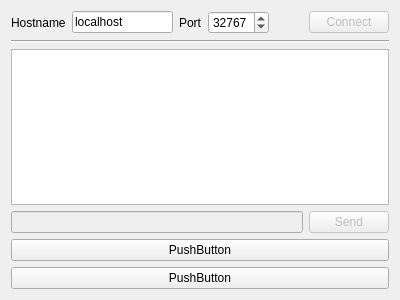
Old version of the form Client/client.ui in the repository Dobr1802/QSslChat.
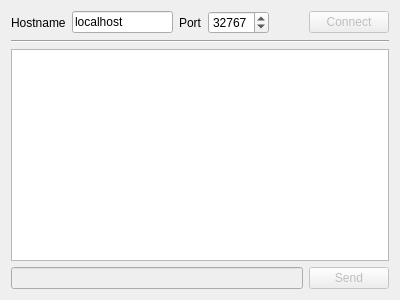
New version of the form.

What changed in the file:
```diff
--- a/Client/client.ui
+++ b/Client/client.ui
@@ -111,20 +111,6 @@
       </item>
      </layout>
     </item>
-    <item>
-     <widget class="QPushButton" name="pushButton">
-      <property name="text">
-       <string>PushButton</string>
-      </property>
-     </widget>
-    </item>
-    <item>
-     <widget class="QPushButton" name="pushButton_2">
-      <property name="text">
-       <string>PushButton</string>
-      </property>
-     </widget>
-    </item>
    </layout>
   </widget>
  </widget>
```
